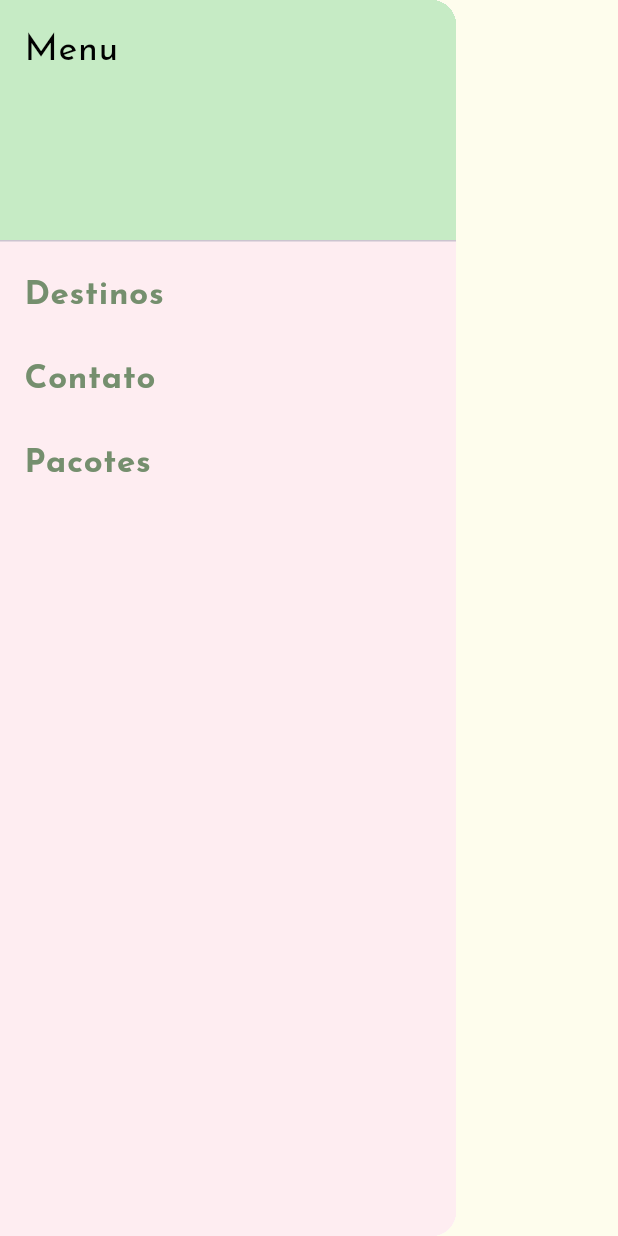
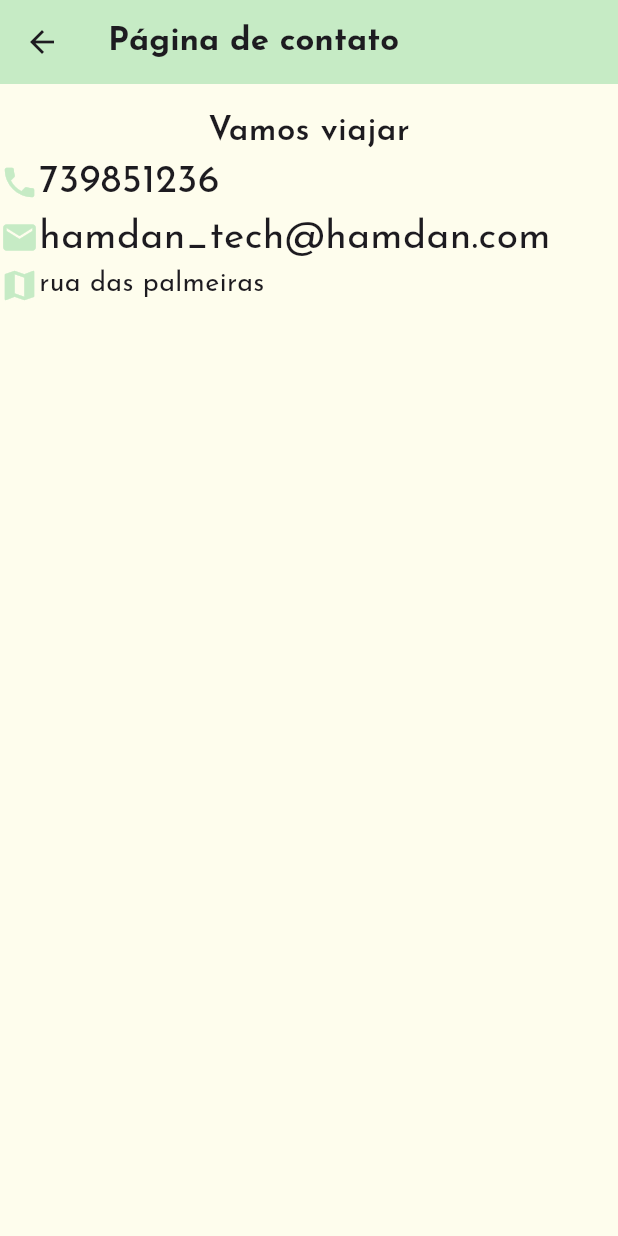
Before and after one commit to IsraelHamdan/missao-praica-lvl2, a Flutter app: the Sidebar widget shown alone on an empty page, opened directly, after a tap on "Contato", on a phone screen of 412 x 824 dp. Run offline on Flutter 3.47's test engine with Material 3 defaults, Android fonts, the phone set to English and light mode, and no system bars; our stand-ins replace google_fonts.

Commit message:
página de contato finalizada

```diff
--- /dev/null
+++ b/lib/contato/contatoClass.dart
@@ -0,0 +1,14 @@
+import 'package:flutter/material.dart';
+
+class Contato {
+  late final String nome;
+  late final String email;
+  late final String numero;
+  late final String endereco;
+
+  Contato(
+      {required this.nome,
+      required this.email,
+      required this.numero,
+      required this.endereco});
+}
--- a/lib/contato/contatoData.dart
+++ b/lib/contato/contatoData.dart
@@ -1,6 +1,6 @@
-import 'package:missaopratica/contato/contatoPage.dart';
+import 'package:missaopratica/contato/contatoClass.dart';
 
-List<Contato> contatos = [
+List<Contato> contatosData = [
   Contato(
       nome: 'Vamos viajar',
       email: 'hamdan_tech@hamdan.com',
--- a/lib/contato/contatoPage.dart
+++ b/lib/contato/contatoPage.dart
@@ -1,19 +1,82 @@
 import 'package:flutter/material.dart';
+import 'package:missaopratica/contato/contatoClass.dart';
 
-class Contato extends StatelessWidget {
-  late final String nome;
-  late final String email;
-  late final String numero;
-  late final String endereco;
+class ContatoPage extends StatelessWidget {
+  List<Contato> contatos;
 
-  Contato(
-      {required this.nome,
-      required this.email,
-      required this.numero,
-      required this.endereco});
+  ContatoPage({Key? key, required this.contatos});
 
   @override
   Widget build(BuildContext context) {
-    return Scaffold();
+    return Scaffold(
+      appBar: AppBar(
+        title: const Text(
+          'Página de contato',
+          style: TextStyle(fontSize: 22, fontWeight: FontWeight.bold),
+        ),
+        backgroundColor: const Color(0xFFC6EBC5),
+      ),
+      body: Container(
+        color: const Color(0xFFFEFDED),
+        child: Column(
+          children: [
+            SizedBox(
+              height: 16,
+            ),
+            Text(
+              contatos[0].nome,
+              style: const TextStyle(
+                fontSize: 22,
+                fontWeight: FontWeight.w600,
+              ),
+            ),
+            Center(
+              child: Column(
+                children: [
+                  Row(
+                    children: [
+                      const Icon(
+                        Icons.phone,
+                        size: 26,
+                        color: Color(0xFFC6EBC5),
+                      ),
+                      Text(
+                        contatos[0].numero,
+                        style: const TextStyle(
+                          fontSize: 26,
+                        ),
+                      )
+                    ],
+                  ),
+                  Row(
+                    children: [
+                      const Icon(Icons.email,
+                          size: 26, color: Color(0xFFC6EBC5)),
+                      Text(
+                        contatos[0].email,
+                        style: const TextStyle(fontSize: 26),
+                      )
+                    ],
+                  ),
+                  Row(
+                    children: [
+                      const Icon(
+                        Icons.map,
+                        size: 26,
+                        color: Color(0xFFC6EBC5),
+                      ),
+                      Text(
+                        contatos[0].endereco,
+                        style: const TextStyle(fontSize: 18),
+                      )
+                    ],
+                  )
+                ],
+              ),
+            )
+          ],
+        ),
+      ),
+    );
   }
 }
--- a/lib/sidebar/sidebar.dart
+++ b/lib/sidebar/sidebar.dart
@@ -1,25 +1,43 @@
 import 'package:flutter/material.dart';
+import 'package:missaopratica/contato/contatoClass.dart';
+import 'package:missaopratica/contato/contatoData.dart';
+import 'package:missaopratica/contato/contatoPage.dart';
 import 'package:missaopratica/destinos/destinoClass.dart';
 import 'package:missaopratica/destinos/destinosCard.dart';
 import 'package:missaopratica/destinos/destinosData.dart';
+import 'package:missaopratica/home/home.dart';
 
 class Sidebar extends StatelessWidget {
   const Sidebar({super.key});
   @override
   Widget build(BuildContext context) {
     List<Destino> destinos = destinosData;
+    List<Contato> contatos = contatosData;
     return Drawer(
       child: Container(
-        color: const Color.fromARGB(255, 254, 237, 241),
+        color: const Color(0xFFFEFDED),
         child: ListView(
           padding: EdgeInsets.zero,
           children: [
             const DrawerHeader(
               decoration: BoxDecoration(color: const Color(0xFFC6EBC5)),
               child: Text(
-                'Menu',
-                style: TextStyle(color: Colors.black, fontSize: 24),
+                'Vamos viajar!',
+                style: TextStyle(color: Colors.black, fontSize: 40),
               ),
+            ),
+            ListTile(
+              title: const Text(
+                'Home',
+                style: TextStyle(
+                    color: Color.fromARGB(255, 117, 143, 110),
+                    fontWeight: FontWeight.bold,
+                    fontSize: 28),
+              ),
+              onTap: () {
+                Navigator.push(
+                    context, MaterialPageRoute(builder: (context) => Home()));
+              },
             ),
             ListTile(
               title: const Text(
@@ -43,7 +61,10 @@ class Sidebar extends StatelessWidget {
                       fontWeight: FontWeight.bold,
                       fontSize: 22)),
               onTap: () {
-                Navigator.pushNamed(context, '/contato');
+                Navigator.push(
+                    context,
+                    MaterialPageRoute(
+                        builder: (context) => ContatoPage(contatos: contatos)));
               },
             ),
             ListTile(
```
